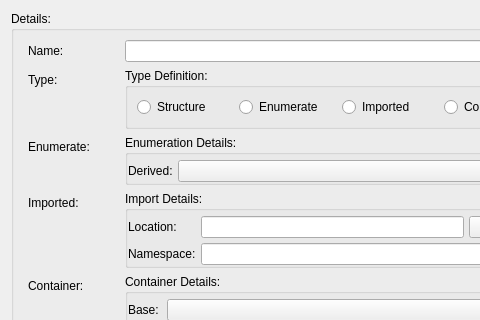
First picture: the form in sources/lusan/view/si/ui/SIDataTypeDetails.ui, repository aregtech/areg-sdk-tools, before the edit; both pictures show x 0 to 480 and y 0 to 320 of the 580 by 600 pixel window.
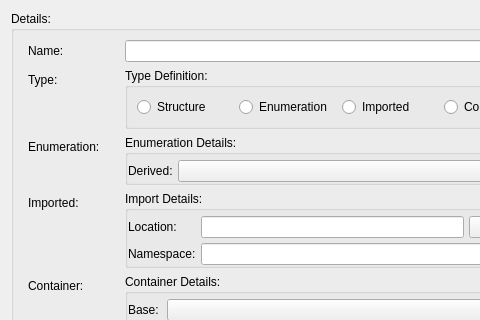
Second picture: the form after the edit.

Commit message: Renamed Enumerate to Enumeration

What changed in the file:
```diff
--- a/sources/lusan/view/si/ui/SIDataTypeDetails.ui
+++ b/sources/lusan/view/si/ui/SIDataTypeDetails.ui
@@ -96,7 +96,7 @@
            <item row="0" column="1">
             <widget class="QRadioButton" name="radioTypeEnum">
              <property name="text">
-              <string>Enumerate</string>
+              <string>Enumeration</string>
              </property>
             </widget>
            </item>
@@ -255,7 +255,7 @@
         <item row="2" column="0">
          <widget class="QLabel" name="labelEnum">
           <property name="text">
-           <string>Enumerate:</string>
+           <string>Enumeration:</string>
           </property>
          </widget>
         </item>
```
